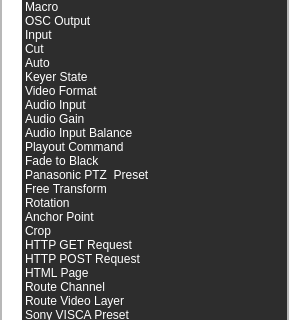
Qt form src/Widgets/Inspector/InspectorWidget.ui (CasparCG/client) before a commit; both pictures show x 0 to 289 and y 473 to 793 of the 289 by 1035 pixel window.
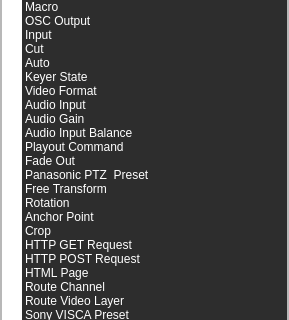
The same form after that commit.

Commit message:
Change name from "Fade to Black" to "Fade Out".
Close #165

Diff of the .ui file:
```diff
--- a/src/Widgets/Inspector/InspectorWidget.ui
+++ b/src/Widgets/Inspector/InspectorWidget.ui
@@ -1138,7 +1138,7 @@
              </item>
              <item>
               <property name="text">
-               <string>Fade to Black</string>
+               <string>Fade Out</string>
               </property>
               <property name="background">
                <brush brushstyle="SolidPattern">
```
The commit also changes 4 other files.
